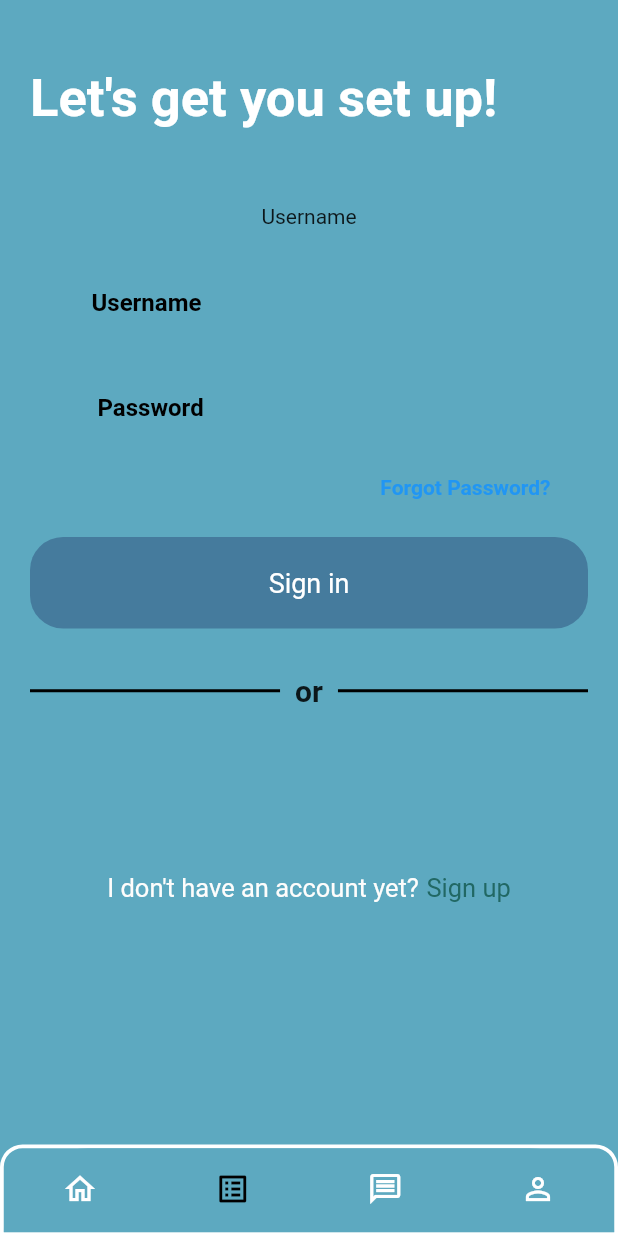
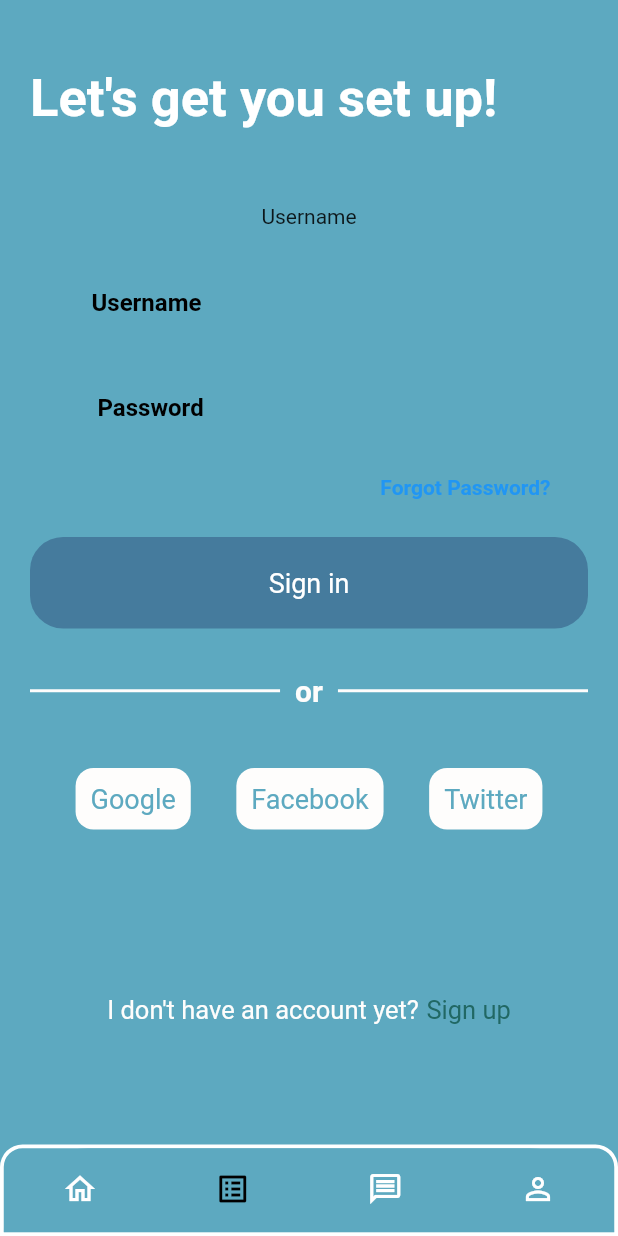
Before and after one commit to akatokurojp/SabiCare, a Flutter app: the screen it shows after launch, item 2 of the bottom bar chosen, on a phone screen of 412 x 824 dp. Run offline on Flutter 3.47's test engine with Material 2 defaults, Android fonts, the phone set to English and light mode, and no system bars; our stand-ins replace cloud_firestore, firebase_auth, firebase_core, flutter_tts, get, google_fonts and 3 more; missing offline and left inert: lit_ui_kit; accounts and stored records are empty; Roboto replaces fonts that are missing (quicksand).

Commit message:
Login detailing
option login

```diff
--- a/lib/Login.dart
+++ b/lib/Login.dart
@@ -168,54 +168,93 @@ class _LoginPageState extends State<LoginPage> {
                           child: Container(
                               margin: EdgeInsets.only(right: 10.0),
                               child: Divider(
-                                color: Colors.black,
+                                color: textcolor,
                                 thickness: 2,
                               ))),
                       Text(
                         "or",
                         style: TextStyle(
-                            fontWeight: FontWeight.bold, fontSize: 20),
+                            fontWeight: FontWeight.bold,
+                            fontSize: 20,
+                            color: textcolor),
                       ),
                       Expanded(
                           child: Container(
                               margin: EdgeInsets.only(left: 10.0),
                               child: Divider(
-                                color: Colors.black,
+                                color: textcolor,
                                 thickness: 2,
                               ))),
                     ],
                   ),
-
+                  SizedBox(
+                    height: 40,
+                  ),
+                  Row(
+                    mainAxisAlignment: MainAxisAlignment.spaceEvenly,
+                    children: [
+                      GestureDetector(
+                        //google
+                        onTap: () {},
+                        child: Container(
+                            decoration: BoxDecoration(
+                                color: textcolor,
+                                borderRadius: BorderRadius.circular(12)),
+                            child: Padding(
+                              padding: const EdgeInsets.all(10),
+                              child: Center(
+                                  child: Text(
+                                "Google",
+                                style: TextStyle(
+                                  color: bgColor,
+                                  fontSize: 18,
+                                ),
+                              )),
+                            )),
+                      ),
+                      GestureDetector(
+                        //Facebook
+                        onTap: () {},
+                        child: Container(
+                            decoration: BoxDecoration(
+                                color: textcolor,
+                                borderRadius: BorderRadius.circular(12)),
+                            child: Padding(
+                              padding: const EdgeInsets.all(10),
+                              child: Center(
+                                  child: Text(
+                                "Facebook",
+                                style: TextStyle(
+                                  color: bgColor,
+                                  fontSize: 18,
+                                ),
+                              )),
+                            )),
+                      ),
+                      GestureDetector(
+                        //twitter
+                        onTap: () {},
+                        child: Container(
+                            decoration: BoxDecoration(
+                                color: textcolor,
+                                borderRadius: BorderRadius.circular(12)),
+                            child: Padding(
+                              padding: const EdgeInsets.all(10),
+                              child: Center(
+                                  child: Text(
+                                "Twitter",
+                                style: TextStyle(
+                                  color: bgColor,
+                                  fontSize: 18,
+                                ),
+                              )),
+                            )),
+                      ),
+                    ],
+                  ),
                   SizedBox(
                     height: 80,
                   ),
-
-                  //sign with google
-                  // Container(
-                  //   decoration: BoxDecoration(
-                  //       color: Colors.white,
-                  //       border: Border.all(color: Colors.black),
-                  //       borderRadius: BorderRadius.circular(10)),
-                  //   child: Padding(
-                  //     padding: const EdgeInsets.fromLTRB(20, 10, 20, 10),
-                  //     child: Row(
-                  //       children: [
-                  //         Image(
-                  //           image: AssetImage("lib/assets/icons/google.png"),
-                  //           height: 30,
-                  //           width: 30,
-                  //         ),
-                  //         Padding(
-                  //           padding: const EdgeInsets.only(left: 40.0),
-                  //           child: Text(
-                  //             "Continue with Google",
-                  //             style: TextStyle(fontSize: 18),
-                  //           ),
-                  //         ),
-                  //       ],
-                  //     ),
-                  //   ),
-                  // ),
 
                   // SizedBox(
                   //   height: 80,
--- a/lib/home.dart
+++ b/lib/home.dart
@@ -20,7 +20,7 @@ class _HomePageState extends State<HomePage> {
           child: SafeArea(
         child: ListView(
           children: [
-            Padding(padding: EdgeInsets.all(20)), // top padding
+            Padding(padding: EdgeInsets.all(15)), // top padding
             Row(
               // row for avatar and text
               mainAxisAlignment: MainAxisAlignment.start,
```
Also changed, not shown: pubspec.lock.
